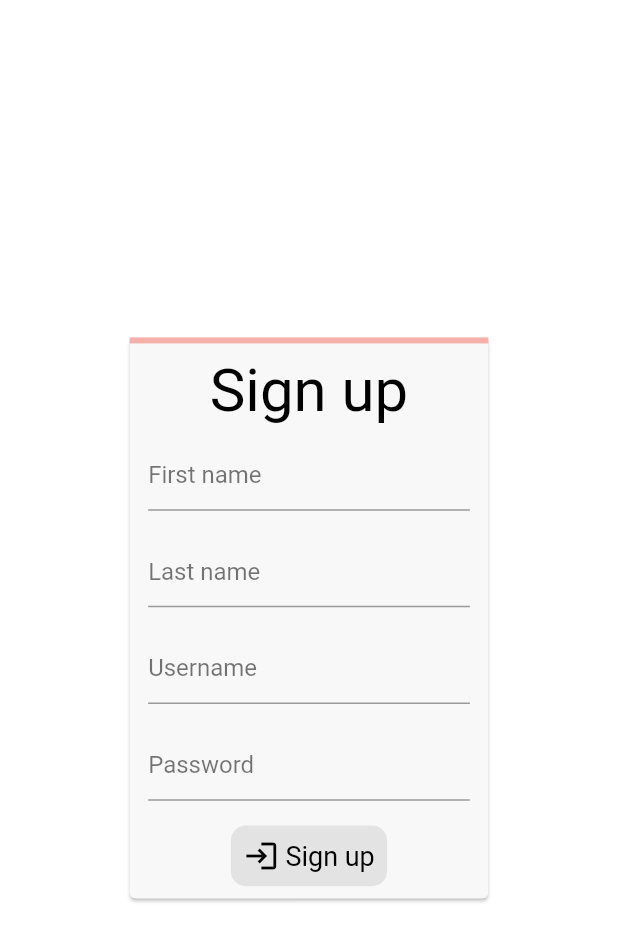
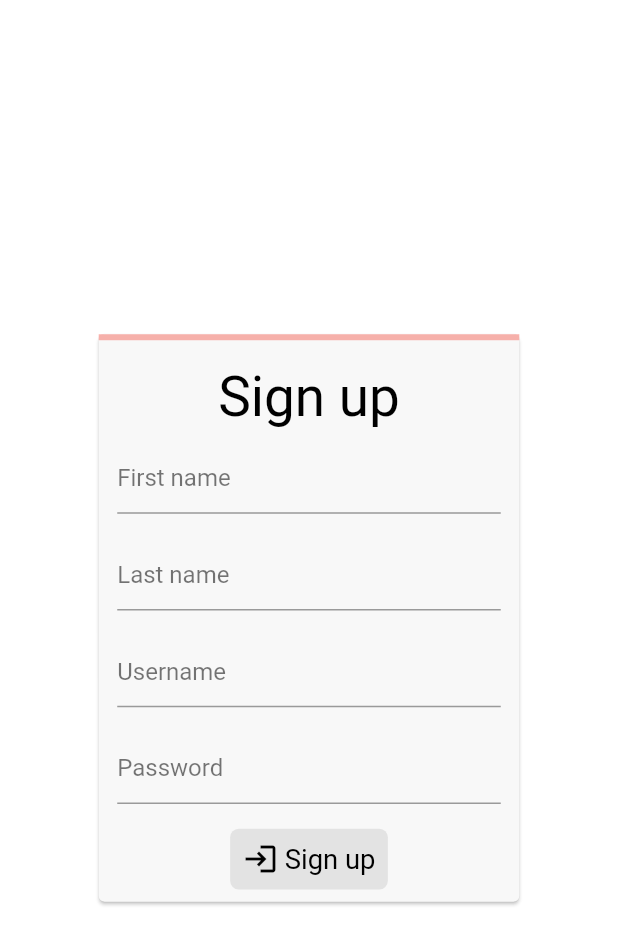
Before and after one commit to anibalventura/sign-form, a Flutter app: the screen it shows after launch, on a phone screen of 412 x 824 dp. Shown: the top 945 px of the screen. Run offline on Flutter 3.47's test engine with Material 2 defaults, Android fonts, the phone set to English and light mode, and no system bars; our stand-ins replace flutter_screenutil, google_fonts.

Commit message:
Add flutter_screenutil package.

```diff
--- a/lib/main.dart
+++ b/lib/main.dart
@@ -1,4 +1,5 @@
 import 'package:flutter/material.dart';
+import 'package:flutter_screenutil/flutter_screenutil.dart';
 import 'package:sign_form/screens/sign_up_screen.dart';
 import 'package:sign_form/screens/welcome_screen.dart';
 import 'package:sign_form/utils/themes.dart';
@@ -8,7 +9,8 @@ void main() => runApp(SignUpApp());
 class SignUpApp extends StatelessWidget {
   @override
   Widget build(BuildContext context) {
-    return MaterialApp(
+    return ScreenUtilInit(
+      builder: () => MaterialApp(
         title: 'Sign Form',
         theme: Themes.lightTheme,
         darkTheme: Themes.darkTheme,
@@ -16,6 +18,7 @@ class SignUpApp extends StatelessWidget {
           SignUpScreen.route: (context) => SignUpScreen(),
           WelcomeScreen.route: (context) => WelcomeScreen(),
         },
+      ),
     );
   }
 }
--- a/lib/screens/sign_up_screen.dart
+++ b/lib/screens/sign_up_screen.dart
@@ -1,9 +1,9 @@
 import 'package:flutter/material.dart';
 import 'package:sign_form/screens/welcome_screen.dart';
-import 'package:sign_form/utils/size_helper.dart';
 import 'package:sign_form/widgets/progress_indicator.dart';
 import 'package:sign_form/widgets/form_field.dart';
 import 'package:sign_form/widgets/round_button.dart';
+import 'package:flutter_screenutil/flutter_screenutil.dart';
 
 class SignUpScreen extends StatelessWidget {
   static final route = '/';
@@ -13,7 +13,7 @@ class SignUpScreen extends StatelessWidget {
     return Scaffold(
       body: Center(
         child: Container(
-          width: screenWidth(context) * 0.6,
+          width: 0.7.sw,
           child: Card(
             child: SignUpForm(),
           ),
@@ -69,7 +69,7 @@ class _SignUpFormState extends State<SignUpForm> {
         children: [
           AnimatedProgressIndicator(value: _formProgress),
           Padding(
-            padding: EdgeInsets.only(top: screenWidth(context) * 0.02),
+            padding: EdgeInsets.only(top: 0.02.sh),
             child: Text(
               'Sign up',
               style: Theme.of(context).textTheme.headline1,
@@ -93,8 +93,7 @@ class _SignUpFormState extends State<SignUpForm> {
             password: true,
           ),
           Padding(
-            padding:
-                EdgeInsets.symmetric(vertical: screenWidth(context) * 0.02),
+            padding: EdgeInsets.symmetric(vertical: 0.02.sw),
             child: RoundButton(
               text: 'Sign up',
               icon: Icons.login,
--- a/lib/screens/welcome_screen.dart
+++ b/lib/screens/welcome_screen.dart
@@ -1,7 +1,7 @@
 import 'package:flutter/material.dart';
-import 'package:sign_form/utils/size_helper.dart';
 import 'package:sign_form/utils/themes.dart';
 import 'package:sign_form/widgets/round_button.dart';
+import 'package:flutter_screenutil/flutter_screenutil.dart';
 
 class WelcomeScreen extends StatelessWidget {
   static final route = '/welcome';
@@ -11,8 +11,8 @@ class WelcomeScreen extends StatelessWidget {
     return Scaffold(
       body: Center(
         child: Container(
-          width: screenWidth(context) * 0.6,
-          height: screenHeight(context) * 0.4,
+          width: 0.6.sw,
+          height: 0.4.sh,
           child: Card(
             child: Column(
               mainAxisAlignment: MainAxisAlignment.center,
@@ -22,7 +22,7 @@ class WelcomeScreen extends StatelessWidget {
                   'Welcome!',
                   style: appTheme(context).textTheme.headline1,
                 ),
-                SizedBox(height: screenHeight(context) * 0.02),
+                SizedBox(height: 0.02.sh),
                 RoundButton(
                   text: 'Logout',
                   icon: Icons.logout,
--- a/lib/utils/size_helper.dart
+++ /dev/null
@@ -1,11 +0,0 @@
-import 'package:flutter/material.dart';
-
-double screenHeight(BuildContext context) {
-  final mediaQueryHeight = MediaQuery.of(context).size.height;
-  return mediaQueryHeight;
-}
-
-double screenWidth(BuildContext context) {
-  final mediaQueryWidth = MediaQuery.of(context).size.width;
-  return mediaQueryWidth;
-}
--- a/lib/utils/themes.dart
+++ b/lib/utils/themes.dart
@@ -1,6 +1,7 @@
 import 'package:flutter/cupertino.dart';
 import 'package:flutter/material.dart';
 import 'package:google_fonts/google_fonts.dart';
+import 'package:flutter_screenutil/flutter_screenutil.dart';
 
 ThemeData appTheme(BuildContext context) {
   return Theme.of(context);
@@ -30,15 +31,17 @@ class Themes {
   static final Color? _lightIconColor = Colors.black;
 
   static final TextStyle _lightHeadline1TextStyle = TextStyle(
-      fontSize: 40, fontWeight: FontWeight.w400, color: _lightPrimaryTextColor);
+      fontSize: 32.sp,
+      fontWeight: FontWeight.w400,
+      color: _lightPrimaryTextColor);
   static final TextStyle _lightBodyText1TextStyle = TextStyle(
-      fontSize: 18,
-      fontWeight: FontWeight.w600,
+      fontSize: 16.sp,
+      fontWeight: FontWeight.w500,
       color: _lightSecondaryTextColor);
 
   static final TextStyle _lightSnackBarTextTheme = TextStyle(
     color: Colors.white,
-    fontSize: 18,
+    fontSize: 12.sp,
     fontWeight: FontWeight.w500,
   );
 
--- a/lib/widgets/form_field.dart
+++ b/lib/widgets/form_field.dart
@@ -1,6 +1,6 @@
 import 'package:flutter/material.dart';
-import 'package:sign_form/utils/size_helper.dart';
 import 'package:sign_form/utils/themes.dart';
+import 'package:flutter_screenutil/flutter_screenutil.dart';
 
 class SignFormField extends StatelessWidget {
   SignFormField({
@@ -17,8 +17,8 @@ class SignFormField extends StatelessWidget {
   Widget build(BuildContext context) {
     return Padding(
       padding: EdgeInsets.symmetric(
-        horizontal: screenWidth(context) * 0.03,
-        vertical: screenHeight(context) * 0.01,
+        horizontal: 0.03.sw,
+        vertical: 0.01.sh,
       ),
       child: TextFormField(
         controller: controller,
--- a/lib/widgets/round_button.dart
+++ b/lib/widgets/round_button.dart
@@ -1,6 +1,6 @@
 import 'package:flutter/material.dart';
-import 'package:sign_form/utils/size_helper.dart';
 import 'package:sign_form/utils/themes.dart';
+import 'package:flutter_screenutil/flutter_screenutil.dart';
 
 class RoundButton extends StatelessWidget {
   const RoundButton({
@@ -15,7 +15,7 @@ class RoundButton extends StatelessWidget {
 
   @override
   Widget build(BuildContext context) {
-    final borderRadius = BorderRadius.all(Radius.circular(10));
+    final borderRadius = BorderRadius.all(Radius.circular(5.r));
 
     return Material(
       color: appTheme(context).buttonColor,
@@ -25,14 +25,14 @@ class RoundButton extends StatelessWidget {
         borderRadius: borderRadius,
         child: Padding(
           padding: EdgeInsets.symmetric(
-            horizontal: screenWidth(context) * 0.02,
-            vertical: screenHeight(context) * 0.01,
+            horizontal: 0.02.sw,
+            vertical: 0.01.sh,
           ),
           child: Row(
             mainAxisSize: MainAxisSize.min,
             children: [
               if (icon != null) Icon(icon),
-              if (icon != null) SizedBox(width: screenWidth(context) * 0.01),
+              if (icon != null) SizedBox(width: 0.01.sw),
               Text(
                 text!,
                 style: TextStyle(
--- a/pubspec.yaml
+++ b/pubspec.yaml
@@ -10,6 +10,7 @@ dependencies:
   flutter:
     sdk: flutter
   google_fonts: ^2.0.0
+  flutter_screenutil: ^5.0.0
 
 dev_dependencies:
   flutter_test:
```
Also changed, not shown: pubspec.lock, 1 other file. Lines whose indentation alone changed are shown as unchanged.
